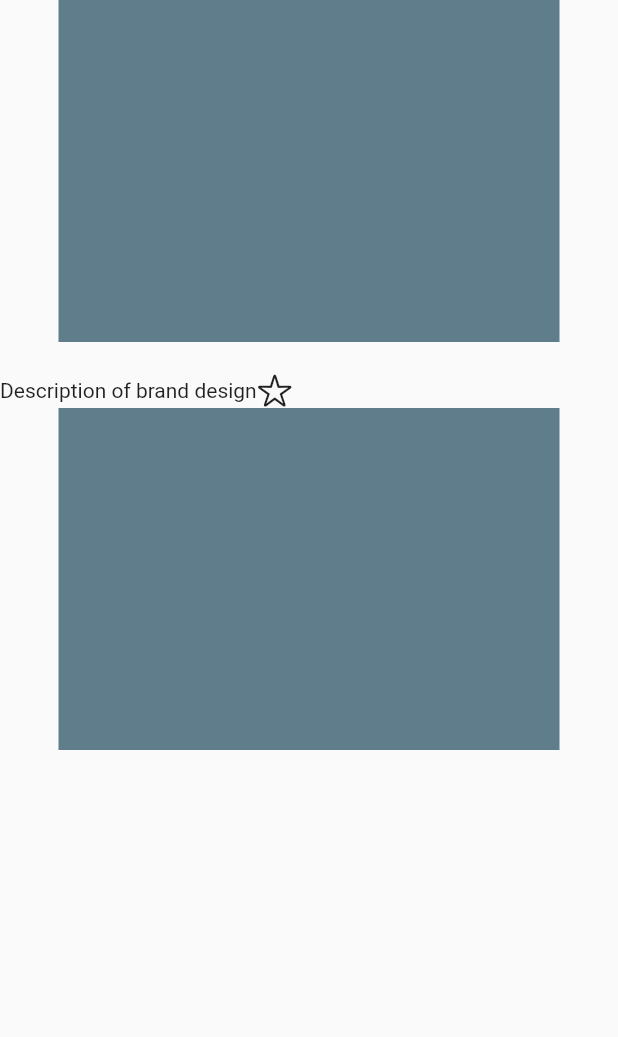
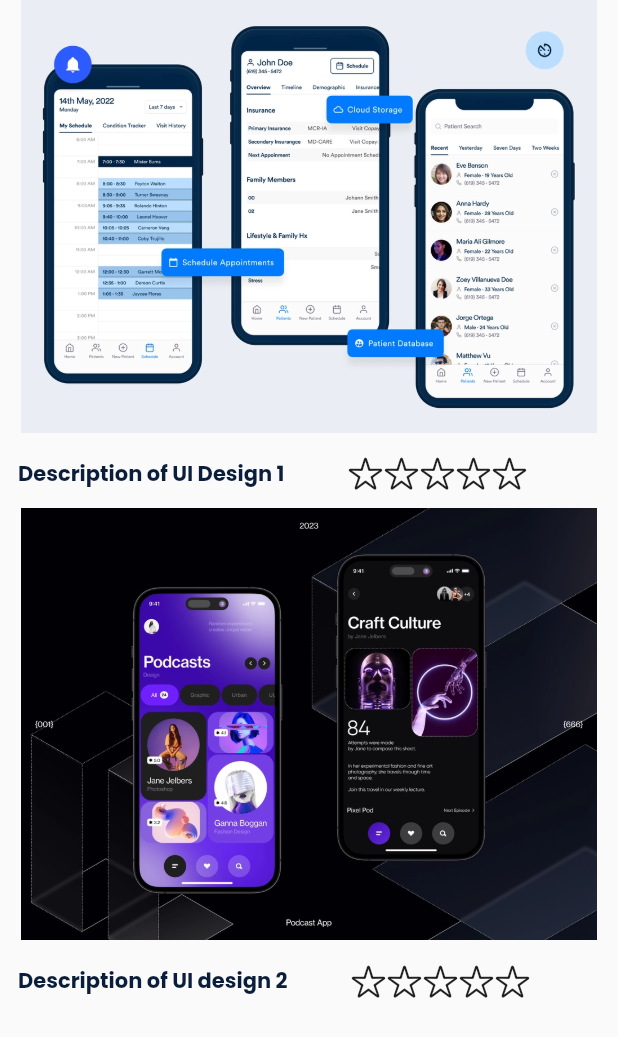
Before and after one commit to app-artist/dny_portfoilo, a Flutter app: the MobileUiDesign screen opened directly, on a phone screen of 412 x 824 dp. Shown: the top 1037 px of the screen. Run offline on Flutter 3.47's test engine with Material 2 defaults, Android fonts, the phone set to English and light mode, and no system bars; our stand-ins replace flutter_svg, google_fonts.

Commit message:
Final Commit 3

```diff
--- a/lib/mobileuidesign.dart
+++ b/lib/mobileuidesign.dart
@@ -1,5 +1,7 @@
 import 'package:flutter/cupertino.dart';
 import 'package:flutter/material.dart';
+import 'package:google_fonts/google_fonts.dart';
+
 
 class MobileUiDesign extends StatefulWidget {
   const MobileUiDesign({Key? key}) : super(key: key);
@@ -11,31 +13,87 @@ class MobileUiDesign extends StatefulWidget {
 class _MobileUiDesignState extends State<MobileUiDesign> {
   @override
   Widget build(BuildContext context) {
+    Size mq = MediaQuery.of(context).size;
     return Scaffold(
       body: SingleChildScrollView(
         child: Column(
           children: [
+
             Container(
-              width: 334,
-              height: 228,
+              padding: const EdgeInsets.only(top: 50.0),
+              width: mq.height*0.7,
+              height: mq.width*0.7,
               decoration: const BoxDecoration(
-                color: Colors.blueGrey,
+                image: DecorationImage(
+                  fit: BoxFit.fitHeight,
+                  image: AssetImage('assets/images/ui_1.jpg'),
+                ),
+
               ),
             ),
-            const SizedBox(height: 20),
+            const SizedBox(height: 5),
             Row(
-              children: const [
-                Text('Description of brand design'),
-                Icon(CupertinoIcons.star),
+              children: [
+                Padding(
+                  padding: const EdgeInsets.all(12.0),
+                  child: Text('Description of UI Design 1',style: GoogleFonts.poppins(
+                    color: const Color(0xff0a1e3b),
+                    fontSize: 14.0,
+                    fontWeight: FontWeight.bold,
+                  ),),
+                ),
+                Padding(
+                  padding: const EdgeInsets.only(left: 30.0),
+                  child: Row(
+                    children: const [
+                      Icon(CupertinoIcons.star),
+                      Icon(CupertinoIcons.star),
+                      Icon(CupertinoIcons.star),
+                      Icon(CupertinoIcons.star),
+                      Icon(CupertinoIcons.star),
+                    ],
+                  ),
+                ),
               ],
             ),
             Container(
-              width: 334,
-              height: 228,
+              padding: const EdgeInsets.only(top: 50.0),
+              width: mq.height*0.7,
+              height: mq.width*0.7,
               decoration: const BoxDecoration(
-                color: Colors.blueGrey,
+                image: DecorationImage(
+                  fit: BoxFit.fitHeight,
+                  image: AssetImage('assets/images/ui_2.jpg'),
+                ),
+
               ),
             ),
+            const SizedBox(height: 5),
+            Row(
+              children: [
+                Padding(
+                  padding: const EdgeInsets.all(12.0),
+                  child: Text('Description of UI design 2',style: GoogleFonts.poppins(
+                    color: const Color(0xff0a1e3b),
+                    fontSize: 14.0,
+                    fontWeight: FontWeight.bold,
+                  ),),
+                ),
+                Padding(
+                  padding: const EdgeInsets.only(left: 30.0),
+                  child: Row(
+                    children: const [
+                      Icon(CupertinoIcons.star),
+                      Icon(CupertinoIcons.star),
+                      Icon(CupertinoIcons.star),
+                      Icon(CupertinoIcons.star),
+                      Icon(CupertinoIcons.star),
+                    ],
+                  ),
+                ),
+              ],
+            ),
+
           ],
         ),
       ),
```
Also changed, not shown: lib/branddesign.dart (+71 -12 lines), assets/images/brand_1.jpg (added), assets/images/brand_2.jpg (added), assets/images/brand_3.jpg (added), assets/images/ui_1.jpg (added), assets/images/ui_2.jpg (added), assets/images/ui_3.jpg (added), 5 other files.
